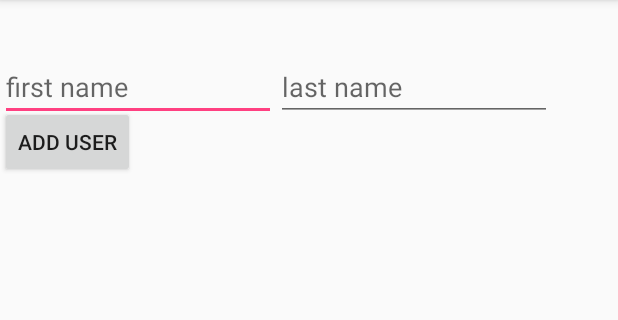
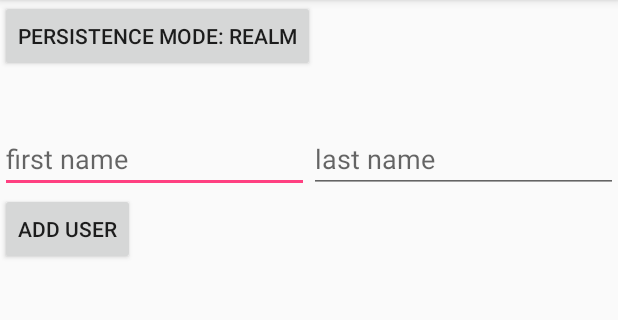
Before and after one commit to chatterton/persistence-testing, an Android app: the screen it shows after launch (MainActivity), on a phone screen of 412 x 824 dp, the part 84-404 px from its top. Run offline under Robolectric (Android 15) with nearby library versions, the phone set to English and light mode, and no system bars; our stand-ins replace Dagger/Hilt's generated code, Room's generated code; libraries missing offline, so code that uses them is left out: io.realm; 4 statements that could not run were skipped.

Commit message:
add ui to switch persistence mode

```diff
--- a/DatabaseTest/app/src/main/java/jc/evaluation/dbtest/MainActivity.java
+++ b/DatabaseTest/app/src/main/java/jc/evaluation/dbtest/MainActivity.java
@@ -4,6 +4,7 @@ import android.support.v7.app.AppCompatActivity;
 import android.os.Bundle;
 import android.util.Log;
 import android.view.View;
+import android.widget.Button;
 import android.widget.EditText;
 import android.widget.TextView;
 
@@ -23,8 +24,11 @@ public class MainActivity extends AppCompatActivity {
     private TextView userList;
     private EditText firstName;
     private EditText lastName;
+    private Button toggleButton;
 
     private RealmResults<RealmUserEntity> userListResults;
+
+    private PersistenceMode mode = PersistenceMode.REALM;
 
     @Override
     protected void onCreate(Bundle savedInstanceState) {
@@ -38,6 +42,9 @@ public class MainActivity extends AppCompatActivity {
         userList = (TextView)findViewById(R.id.main_userlist);
         firstName = (EditText)findViewById(R.id.main_firstname);
         lastName = (EditText)findViewById(R.id.main_lastname);
+        toggleButton = (Button)findViewById(R.id.main_toggle);
+
+        updateToggle();
 
         userListResults = userService.getAll();
         userListResults.addChangeListener(new RealmChangeListener<RealmResults<RealmUserEntity>>() {
@@ -73,6 +80,23 @@ public class MainActivity extends AppCompatActivity {
         userList.setText(sb.toString());
     }
 
+    public void toggleButtonClicked(View view) {
+        switch(mode) {
+            case REALM:
+                mode = PersistenceMode.ROOM;
+                break;
+            case ROOM:
+                mode = PersistenceMode.REALM;
+                break;
+        }
+        updateList();
+        updateToggle();
+    }
+
+    private void updateToggle() {
+        toggleButton.setText("Persistence mode: "+mode);
+    }
+
     @Override
     public void onDestroy() {
         super.onDestroy();
@@ -80,4 +104,9 @@ public class MainActivity extends AppCompatActivity {
         userService.finish();
     }
 
+    private enum PersistenceMode {
+        REALM,
+        ROOM
+    }
+
 }
--- a/DatabaseTest/app/src/main/res/layout/activity_main.xml
+++ b/DatabaseTest/app/src/main/res/layout/activity_main.xml
@@ -6,48 +6,57 @@
     android:layout_height="match_parent"
     tools:context="jc.evaluation.dbtest.MainActivity">
 
+    <Button
+        android:id="@+id/main_toggle"
+        android:layout_width="wrap_content"
+        android:layout_height="wrap_content"
+        app:layout_constraintStart_toStartOf="parent"
+        app:layout_constraintTop_toTopOf="parent"
+        android:onClick="toggleButtonClicked"
+        tools:layout_editor_absoluteX="0dp"
+        tools:layout_editor_absoluteY="0dp" />
+
     <TextView
         android:id="@+id/main_userlist"
-        android:layout_width="368dp"
+        android:layout_width="match_parent"
         android:layout_height="wrap_content"
-        app:layout_constraintTop_toTopOf="parent"
+        android:layout_margin="16dp"
         app:layout_constraintStart_toStartOf="parent"
-        android:layout_margin="16dp"
-        tools:layout_editor_absoluteX="0dp" />
+        app:layout_constraintTop_toBottomOf="@+id/main_toggle"
+        tools:layout_editor_absoluteX="16dp" />
 
     <LinearLayout
+        android:id="@+id/linearLayout"
+        android:layout_width="match_parent"
+        android:layout_height="wrap_content"
+        app:layout_constraintStart_toStartOf="parent"
         app:layout_constraintTop_toBottomOf="@+id/main_userlist"
-        app:layout_constraintStart_toStartOf="parent"
-        android:layout_width="368dp"
-        android:layout_height="wrap_content"
-        tools:layout_editor_absoluteX="8dp"
-        android:id="@+id/linearLayout">
+        tools:layout_editor_absoluteX="8dp">
 
         <EditText
             android:id="@+id/main_firstname"
-            android:hint="first name"
             android:layout_width="0px"
             android:layout_height="wrap_content"
-            android:layout_weight="1"/>
+            android:layout_weight="1"
+            android:hint="first name" />
 
         <EditText
             android:id="@+id/main_lastname"
-            android:hint="last name"
             android:layout_width="0px"
             android:layout_height="wrap_content"
-            android:layout_weight="1"/>
+            android:layout_weight="1"
+            android:hint="last name" />
 
     </LinearLayout>
 
     <Button
-        app:layout_constraintTop_toBottomOf="@+id/linearLayout"
-        app:layout_constraintStart_toStartOf="parent"
         android:id="@+id/main_addbutton"
-        android:text="Add User"
         android:layout_width="wrap_content"
         android:layout_height="wrap_content"
         android:onClick="addButtonClicked"
-        tools:layout_editor_absoluteX="0dp"
-        android:layout_marginTop="-10dp" />
+        android:text="Add User"
+        app:layout_constraintStart_toStartOf="parent"
+        app:layout_constraintTop_toBottomOf="@+id/linearLayout"
+        tools:layout_editor_absoluteX="0dp" />
 
 </android.support.constraint.ConstraintLayout>
```
